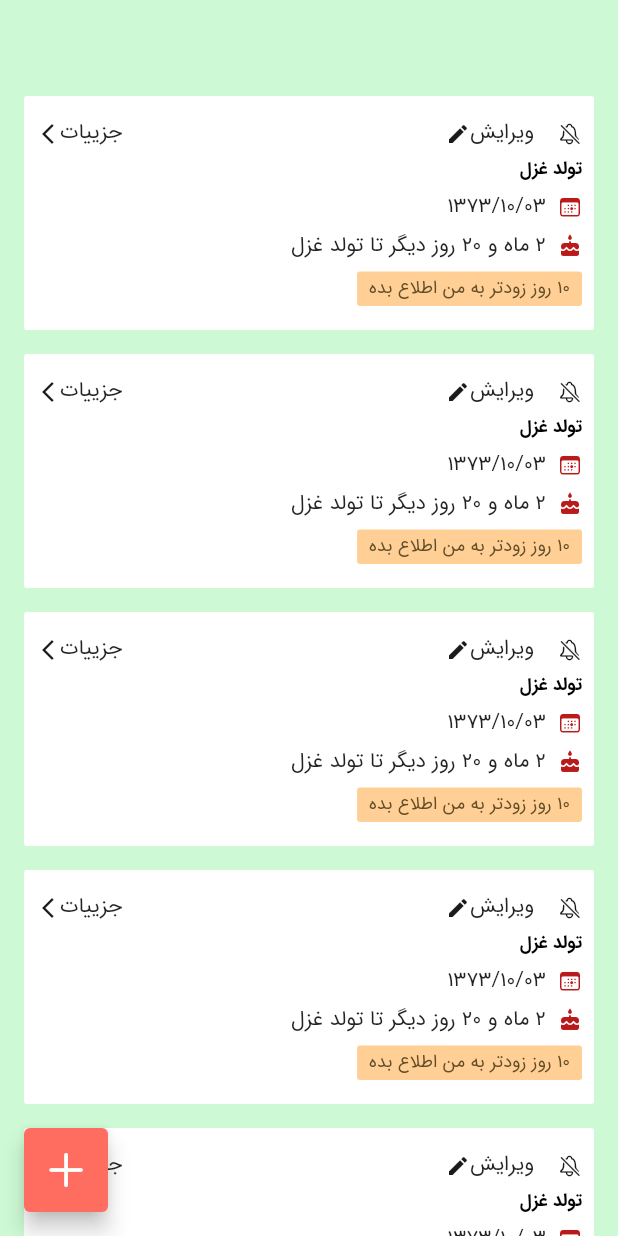
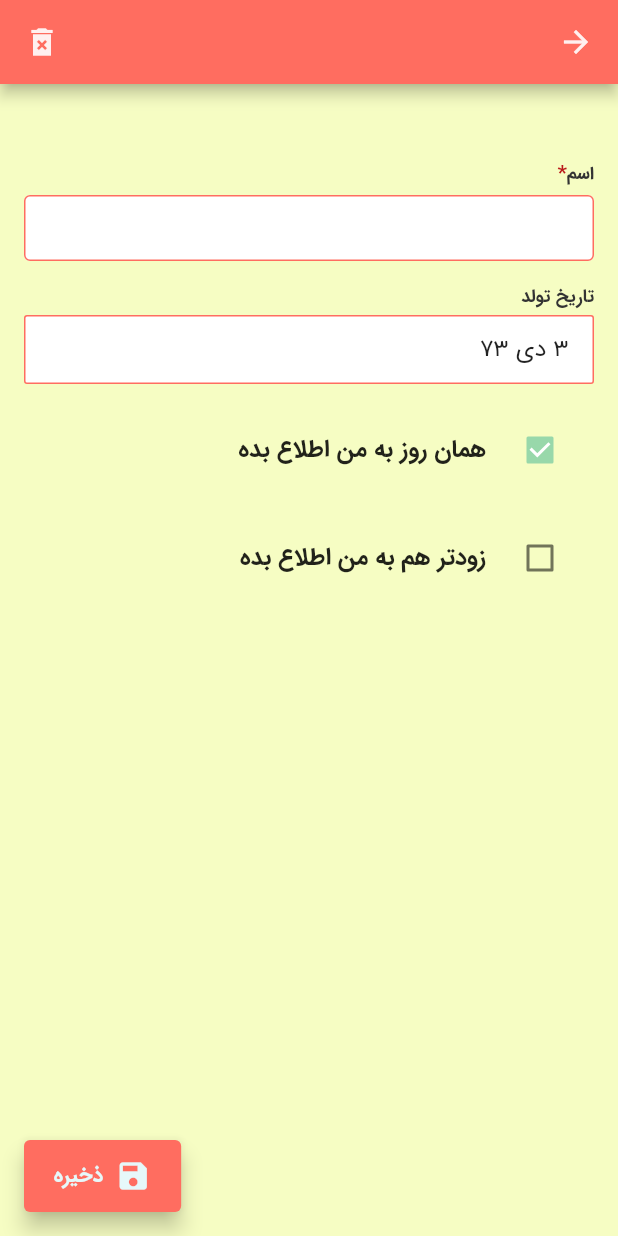
Before and after one commit to Ghazal-Jamalzadeh/birthdate_reminder, a Flutter app: the screen it shows after launch, after a tap on an icon or button, on a phone screen of 412 x 824 dp. Run offline on Flutter 3.47's test engine with Material 2 defaults, Android fonts, the phone set to English and light mode, and no system bars; our stand-ins replace lottie.

Commit message:
UI finished

```diff
--- a/lib/ui/screens/home/home_screen.dart
+++ b/lib/ui/screens/home/home_screen.dart
@@ -1,3 +1,4 @@
+import 'package:birthdate_reminder/ui/screens/insert/insert-screen.dart';
 import 'package:birthdate_reminder/utils/colors.dart';
 import 'package:flutter/cupertino.dart';
 import 'package:flutter/material.dart';
@@ -15,7 +16,7 @@ class HomeScreen extends StatelessWidget {
             borderRadius: BorderRadius.circular(4)),
 
         onPressed: () {
-          // Add your action here
+          Navigator.push(context, CupertinoPageRoute(builder: (context) => InsertScreen(),)) ;
         },
         child: Icon( CupertinoIcons.plus, size: 32, color: Colors.white,),
         tooltip: 'Add',
--- /dev/null
+++ b/lib/ui/screens/insert/insert-screen.dart
@@ -0,0 +1,143 @@
+import 'package:birthdate_reminder/ui/widgets/text-field/my-text-field.dart';
+import 'package:birthdate_reminder/utils/colors.dart';
+import 'package:flutter/cupertino.dart';
+import 'package:flutter/material.dart';
+
+class InsertScreen extends StatefulWidget {
+   InsertScreen({Key? key}) : super(key: key);
+
+  @override
+  State<InsertScreen> createState() => _InsertScreenState();
+}
+
+class _InsertScreenState extends State<InsertScreen> {
+
+  //--- controllers ---//
+  TextEditingController nameController = TextEditingController() ;
+  TextEditingController dayController = TextEditingController() ;
+  bool notifyMeTheSameDay = true ;
+  bool notifyMeEarlier = false ;
+
+  @override
+  Widget build(BuildContext context) {
+    return Scaffold(
+
+      appBar: AppBar(
+        backgroundColor: RefColor.darkPink,
+        actions: [Padding(
+          padding: const EdgeInsets.only(left: 16.0),
+          child: Icon(Icons.delete_forever_sharp),
+        )],
+      ),
+
+      floatingActionButton: FloatingActionButton.extended(onPressed: (){
+        Navigator.pop(context) ;
+      },
+          shape: RoundedRectangleBorder(
+              borderRadius: BorderRadius.circular(4)),
+          backgroundColor: RefColor.darkPink,
+          label: Row(
+        children: [
+          Icon(Icons.save) ,
+          SizedBox(width: 8,) ,
+          Text('ذخیره'),
+        ],
+      )),
+      backgroundColor: RefColor.pastelLime,
+      body: SingleChildScrollView(
+        physics: BouncingScrollPhysics(),
+        child: Padding(
+          padding: const EdgeInsets.fromLTRB(16 , 52 , 16 , 32),
+          child: Column(
+            children: [
+              MyTextField(controller: nameController ,
+              label: 'اسم',
+              filledColor: Colors.white,
+              isMandatory: true,) ,
+
+              Column(
+                crossAxisAlignment: CrossAxisAlignment.start,
+                children: [
+                  Text(
+                    'تاریخ تولد',
+                    style: Theme.of(context).textTheme.labelMedium!.copyWith(color: SysColor.onSurface),
+                  ),
+                  SizedBox(height: 4,) ,
+                  Container(
+                    width: double.infinity,
+                    decoration: BoxDecoration(
+                      color: Colors.white,
+                      borderRadius: BorderRadius.circular(2) ,
+                        border: Border.all(color: RefColor.darkPink , width: 1)
+                    ),
+                    child: Padding(
+                      padding: const EdgeInsets.fromLTRB(16 , 12 , 16 , 12),
+                      child: Text('۳ دی ۷۳' , style: Theme.of(context).textTheme.bodyLarge,),
+                    ),
+                  ) ,
+
+
+                  SizedBox(height: 16,) ,
+
+                  CheckboxListTile(
+                    title: Text("همان روز به من اطلاع بده"),
+                    value: notifyMeTheSameDay,
+                    onChanged: (newValue) {
+                      if(newValue != null){
+                      setState(() {
+                        notifyMeTheSameDay = newValue;
+                      });
+
+                      }
+                    },
+                    controlAffinity: ListTileControlAffinity.leading,  //  <-- leading Checkbox
+                  ) ,
+
+                  SizedBox(height: 16,) ,
+
+                  CheckboxListTile(
+                    title: Text("زودتر هم به من اطلاع بده"),
+                    value: notifyMeEarlier,
+                    onChanged: (newValue) {
+                      if(newValue != null){
+                      setState(() {
+                        notifyMeEarlier = newValue;
+                      });
+
+                      }
+                    },
+                    controlAffinity: ListTileControlAffinity.leading,  //  <-- leading Checkbox
+                  ) ,
+
+                  SizedBox(height: 16,) ,
+
+                  Visibility(
+                    visible: notifyMeEarlier,
+                    child: Container(
+                      child: MyTextField.formattedDigits(
+                        controller: dayController ,
+                        label: 'چند روز زودتر؟',
+                        maxLength: 2,
+                        textAlign: TextAlign.right,
+                        filledColor: Colors.white,
+
+                      ),
+                    ),
+                  ) ,
+                  SizedBox(height: 64,) ,
+                ],
+
+
+
+
+              )
+
+
+            ],
+          ),
+        ),
+      ),
+
+    );
+  }
+}
--- /dev/null
+++ b/lib/ui/widgets/text-field/my-text-field.dart
@@ -0,0 +1,346 @@
+import 'package:flutter/cupertino.dart';
+import 'package:flutter/material.dart';
+
+import '../../../utils/colors.dart';
+
+class MyTextField extends StatelessWidget {
+  TextEditingController controller;
+
+  String label;
+
+  String hint;
+
+  TextInputType keyboardType;
+
+  TextInputAction textInputAction;
+
+  TextAlign textAlign;
+
+  int minLines;
+  int maxLines;
+
+  int? maxLength;
+
+  bool isValid;
+
+  String errorMessage;
+
+  bool isMandatory;
+
+  String suffix;
+
+  IconData? iconData;
+
+  Function()? onTapIcon;
+
+  Color filledColor;
+
+  Color enabledBorderColor;
+
+  Color disabledBorderColor;
+
+  MyTextField(
+      {Key? key,
+        required this.controller,
+        this.label = '',
+        this.hint = '',
+        this.isMandatory = false,
+        this.iconData,
+        this.suffix = '',
+        this.keyboardType = TextInputType.text,
+        this.textInputAction = TextInputAction.next,
+        this.textAlign = TextAlign.right,
+        this.maxLines = 1,
+        this.minLines = 1,
+        this.maxLength,
+        this.isValid = true,
+        this.errorMessage = '',
+        this.onTapIcon,
+        this.filledColor = Colors.transparent,
+        this.disabledBorderColor = RefColor.pastelBlue,
+        this.enabledBorderColor = RefColor.darkPink})
+      : super(key: key);
+
+  MyTextField.formattedDigits(
+      {Key? key,
+        required this.controller,
+        this.label = '',
+        this.hint = '',
+        this.isMandatory = false,
+        this.iconData,
+        this.suffix = '',
+        this.keyboardType = TextInputType.number,
+        this.textInputAction = TextInputAction.next,
+        this.textAlign = TextAlign.left,
+        this.maxLines = 1,
+        this.minLines = 1,
+        this.maxLength,
+        this.isValid = true,
+        this.errorMessage = '',
+        this.onTapIcon,
+        this.filledColor = Colors.transparent,
+        this.disabledBorderColor = RefColor.pastelBlue,
+        this.enabledBorderColor = RefColor.darkPink})
+      : super(key: key);
+
+  MyTextField.phone(
+      {Key? key,
+        required this.controller,
+        this.label = '',
+        this.hint = '',
+        this.isMandatory = false,
+        this.iconData,
+        this.suffix = '',
+        this.keyboardType = TextInputType.phone,
+        this.textInputAction = TextInputAction.next,
+        this.textAlign = TextAlign.left,
+        this.maxLines = 1,
+        this.minLines = 1,
+        this.maxLength,
+        this.isValid = true,
+        this.errorMessage = '',
+        this.onTapIcon,
+        this.filledColor = Colors.transparent,
+        this.disabledBorderColor = RefColor.pastelBlue,
+        this.enabledBorderColor = RefColor.darkPink})
+      : super(key: key);
+
+  MyTextField.singleLineText(
+      {Key? key,
+        required this.controller,
+        this.label = '',
+        this.hint = '',
+        this.isMandatory = false,
+        this.iconData,
+        this.suffix = '',
+        this.keyboardType = TextInputType.text,
+        this.textInputAction = TextInputAction.next,
+        this.textAlign = TextAlign.right,
+        this.maxLines = 1,
+        this.minLines = 1,
+        this.maxLength,
+        this.isValid = true,
+        this.errorMessage = '',
+        this.onTapIcon,
+        this.filledColor = Colors.transparent,
+        this.disabledBorderColor = RefColor.pastelBlue,
+        this.enabledBorderColor = RefColor.darkPink})
+      : super(key: key);
+
+  MyTextField.multiLineText(
+      {Key? key,
+        required this.controller,
+        this.label = '',
+        this.hint = '',
+        this.isMandatory = false,
+        this.iconData,
+        this.suffix = '',
+        this.keyboardType = TextInputType.multiline,
+        this.textInputAction = TextInputAction.newline,
+        this.textAlign = TextAlign.right,
+        this.maxLines = 12,
+        this.minLines = 3,
+        this.maxLength,
+        this.isValid = true,
+        this.errorMessage = '',
+        this.onTapIcon,
+        this.filledColor = Colors.transparent,
+        this.disabledBorderColor = RefColor.pastelBlue,
+        this.enabledBorderColor = RefColor.darkPink})
+      : super(key: key);
+
+  MyTextField.fillPrimary(
+      {Key? key,
+        required this.controller,
+        this.label = '',
+        this.hint = '',
+        this.isMandatory = false,
+        this.iconData,
+        this.suffix = '',
+        this.keyboardType = TextInputType.text,
+        this.textInputAction = TextInputAction.done,
+        this.textAlign = TextAlign.center,
+        this.maxLines = 1,
+        this.minLines = 1,
+        this.maxLength,
+        this.isValid = true,
+        this.errorMessage = '',
+        this.onTapIcon,
+        this.filledColor = SysColor.primaryContainer,
+        this.disabledBorderColor = Colors.transparent,
+        this.enabledBorderColor = Colors.transparent})
+      : super(key: key);
+
+  @override
+  Widget build(BuildContext context) {
+    return Column(
+      crossAxisAlignment: CrossAxisAlignment.start,
+      children: [
+        Row(children: [
+          Visibility(
+            visible: iconData != null,
+            child: InkWell(
+              splashFactory: NoSplash.splashFactory,
+              splashColor: Colors.transparent,
+              highlightColor: Colors.transparent,
+              onTap: () {
+                if (onTapIcon != null) {
+                  onTapIcon!();
+                }
+              },
+              child: Padding(
+                padding: const EdgeInsets.only(left: 4),
+                child: Icon(
+                  iconData,
+                  color: SysColor.primary,
+                  size: 12,
+                ),
+              ),
+            ),
+          ),
+          Text(
+            label,
+            style: Theme.of(context).textTheme.labelMedium!.copyWith(color: SysColor.onSurface),
+          ),
+          Visibility(
+              visible: isMandatory,
+              child: Text(
+                '*',
+                style: Theme.of(context).textTheme.labelLarge!.copyWith(color: SysColor.error),
+              ))
+        ]),
+        SizedBox(
+          height: 4,
+        ),
+        TextField(
+          controller: controller,
+          keyboardType: keyboardType,
+          textAlign: textAlign,
+          textAlignVertical: TextAlignVertical.center,
+          minLines: minLines,
+          maxLines: maxLines,
+          maxLength: maxLength,
+          textInputAction: textInputAction,
+          decoration: InputDecoration(
+            // labelText: label,
+            counterText: '',
+            errorText: !isValid ? '' : null,
+            alignLabelWithHint: false,
+            filled: true,
+            isDense: true,
+            fillColor: filledColor,
+
+            contentPadding: EdgeInsets.fromLTRB(
+              // keyboardType == TextInputType.phone
+                textAlign == TextAlign.left
+                    ? 0
+                    : isValid
+                    ? 16
+                    : 8,
+                12,
+                // keyboardType == TextInputType.text
+                textAlign == TextAlign.right
+                    ? 16
+                    : isValid
+                    ? 16
+                    : 0,
+                12),
+
+            labelStyle: Theme.of(context).textTheme.labelLarge!.copyWith(color: SysColor.onSurface),
+            errorStyle: const TextStyle(height: 0),
+
+            suffixIcon:
+            // (!isValid && (keyboardType == TextInputType.text))
+            //     ?
+            // Row(
+            //         mainAxisSize: MainAxisSize.min,
+            //         mainAxisAlignment: MainAxisAlignment.center,
+            //         children: const [
+            //           Padding(
+            //               padding: EdgeInsets.only(bottom: 2),
+            //               child: Icon(
+            //                 Icons.error_outline,
+            //                 color: SysColor.error,
+            //               )),
+            //         ],
+            //       )
+            //     :
+            keyboardType == TextInputType.phone
+                ? Row(
+              mainAxisSize: MainAxisSize.min,
+              mainAxisAlignment: MainAxisAlignment.center,
+              children: [
+                Padding(
+                  padding: const EdgeInsets.only(left: 8, bottom: 1.5),
+                  child: Text("98 + ",
+                      style: Theme.of(context).textTheme.titleMedium!.copyWith(color: Colors.black)),
+                ),
+              ],
+            )
+                : suffix.isNotEmpty
+                ? Row(
+              mainAxisSize: MainAxisSize.min,
+              mainAxisAlignment: MainAxisAlignment.center,
+              children: [
+                Padding(
+                  padding: const EdgeInsets.only(left: 8),
+                  child: Text(suffix,
+                      style:
+                      Theme.of(context).textTheme.labelMedium!.copyWith(color: SysColor.onSurface)),
+                ),
+                SizedBox(
+                  width: 8,
+                )
+              ],
+            )
+                : null,
+
+            // prefixIcon: (!isValid && (keyboardType == TextInputType.phone || keyboardType == TextInputType.number))
+            //     ? Row(
+            //         mainAxisSize: MainAxisSize.min,
+            //         mainAxisAlignment: MainAxisAlignment.center,
+            //         children: [
+            //           Padding(
+            //               padding: EdgeInsets.only(bottom: 2, right: keyboardType == TextInputType.number ? 16 : 0),
+            //               child: Icon(
+            //                 Icons.error_outline,
+            //                 color: SysColor.error,
+            //               )),
+            //         ],
+            //       )
+            //     : null,
+
+            errorBorder: OutlineInputBorder(
+              borderSide: const BorderSide(color: SysColor.error, width: 2.0),
+              borderRadius: BorderRadius.circular(4.0),
+            ),
+            border: OutlineInputBorder(
+              borderSide: BorderSide(color: enabledBorderColor, width: 2.0),
+              borderRadius: BorderRadius.circular(4.0),
+            ),
+            disabledBorder: OutlineInputBorder(
+              borderSide: BorderSide(color: disabledBorderColor, width: 0.5),
+              borderRadius: BorderRadius.circular(4.0),
+            ),
+            enabledBorder: OutlineInputBorder(
+              borderSide: BorderSide(color: enabledBorderColor, width: 1.0),
+              borderRadius: BorderRadius.circular(4.0),
+            ),
+            focusedBorder: OutlineInputBorder(
+              borderSide: BorderSide(color: enabledBorderColor, width: 2.0),
+              borderRadius: BorderRadius.circular(4.0),
+            ),
+          ),
+        ),
+        Padding(
+          padding: const EdgeInsets.only(top: 4),
+          child: Text(
+            isValid ? hint : errorMessage,
+            style:
+            Theme.of(context).textTheme.labelSmall!.copyWith(color: isValid ? SysColor.onSurface : SysColor.error),
+          ),
+        )
+      ],
+    );
+  }
+}
```
